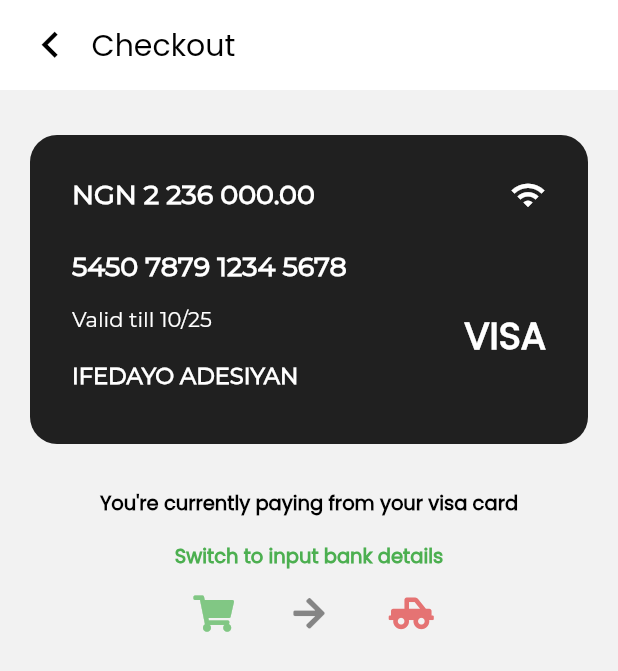
After one commit to theifedayo/BuyStuff-MobileApp, a Flutter app: the CheckOutScreen screen opened directly, on a phone screen of 412 x 824 dp. The commit adds this screen. Shown: the top 671 px of the screen. Run offline on Flutter 3.47's test engine with Material 2 defaults, Android fonts, the phone set to English and light mode, and no system bars; our stand-ins replace flutter_secure_storage, font_awesome_flutter, page_transition, show_up_animation, swipe_cards; missing offline and left inert: dart:ffi; accounts and stored records are empty.

Commit message:
Add checkout screen

```diff
--- a/lib/screens/cart_screen.dart
+++ b/lib/screens/cart_screen.dart
@@ -1,6 +1,8 @@
 import 'package:flutter/material.dart';
 import 'package:buystuff/components/header.dart';
 import 'package:buystuff/components/cart_card.dart';
+import 'package:page_transition/page_transition.dart';
+import 'checkout_screen.dart';
 
 
 
@@ -42,15 +44,26 @@ class _CartScreenState extends State<CartScreen> {
       floatingActionButton: Row(
         mainAxisAlignment: MainAxisAlignment.center,
         children: [
-          FloatingActionButton.extended(
-            label: const Text('NGN 256 000.00', style: TextStyle(
+          GestureDetector(
+            child: FloatingActionButton.extended(
+              label: Row(
+                mainAxisAlignment: MainAxisAlignment.spaceBetween,
+                children: [
+                  const Text('NGN 122 400.00', style: TextStyle(
                     fontSize: 18,
                     color: Colors.white,
                     fontWeight: FontWeight.bold,
                     fontFamily: 'Montserrat',
                   ),),
-            icon: const Icon(Icons.shopping_cart, color: Colors.white, size: 30,),
+                  Icon(Icons.chevron_right, color: Colors.white, size: 40,)
+                ],
+              ),
+              icon: const Icon(Icons.shopping_cart, color: Colors.white, size: 20,),
               backgroundColor: Color(0xFF001F3E),
+            ),
+            onTap: (){
+              Navigator.push(context, PageTransition(type: PageTransitionType.rightToLeft, child: CheckOutScreen()));
+            },
           ),
         ],
       ),
--- /dev/null
+++ b/lib/screens/checkout_screen.dart
@@ -0,0 +1,151 @@
+import 'package:flutter/material.dart';
+import 'package:buystuff/components/header.dart';
+import 'package:font_awesome_flutter/font_awesome_flutter.dart';
+
+
+
+class CheckOutScreen extends StatefulWidget {
+  @override
+  _CheckOutScreenState createState() => _CheckOutScreenState();
+}
+
+class _CheckOutScreenState extends State<CheckOutScreen> {
+  @override
+  Widget build(BuildContext context) {
+    return Scaffold(
+      appBar: AppBar(
+        leadingWidth: 0,
+        title: Row(
+            mainAxisAlignment: MainAxisAlignment.spaceBetween,
+            children: [
+              Padding(
+                padding: const EdgeInsets.only(left: 0.0, right: 10),
+                child: GestureDetector(child: Icon(Icons.chevron_left, color: Colors.black, size: 35,), onTap: (){
+                  Navigator.pop(context);
+                },),
+              ),
+              Text("Checkout", style: TextStyle(
+                fontSize: 20,
+                color: Colors.black,
+                fontWeight: FontWeight.w400,
+                fontFamily: 'Poppins',
+              ),),
+              Spacer(),
+
+            ]
+        ),
+        backgroundColor: Colors.white,
+        toolbarHeight: 60,
+        elevation: 0,
+      ),
+      body: ListView(
+        children: [
+          VisaCard(),
+          Column(
+            children: [
+              Text("You're currently paying from your visa card", style: TextStyle(
+                fontSize: 13,
+                color: Colors.black,
+                fontFamily: 'Poppins',
+                fontWeight: FontWeight.bold
+              ),),
+              SizedBox(height: MediaQuery.of(context).size.height*0.02,),
+              Text("Switch to input bank details", style: TextStyle(
+                  fontSize: 13,
+                  color: Colors.green,
+                  fontFamily: 'Poppins',
+                  fontWeight: FontWeight.bold
+              ),),
+              SizedBox(height: MediaQuery.of(context).size.height*0.02,),
+              Row(
+                mainAxisAlignment: MainAxisAlignment.center,
+                children: [
+                  Icon(FontAwesomeIcons.shoppingCart, color: Colors.green[300],),
+                  SizedBox(width: MediaQuery.of(context).size.width*0.1,),
+                  Icon(FontAwesomeIcons.arrowRight, color: Colors.black45,),
+                  SizedBox(width: MediaQuery.of(context).size.width*0.1,),
+                  Icon(FontAwesomeIcons.truckPickup, color: Colors.red[300],),
+                ],
+              )
+            ],
+          )
+        ],
+      ),
+    );
+  }
+
+  Widget VisaCard(){
+    return Padding(
+      padding: const EdgeInsets.symmetric(horizontal: 20, vertical: 30),
+      child: Container(
+          height: MediaQuery.of(context).size.height*0.25,
+          padding: const EdgeInsets.all(8),
+          child: Padding(
+            padding: const EdgeInsets.only(top: 20, left: 20, right: 20, bottom: 20),
+            child: Column(
+              mainAxisAlignment: MainAxisAlignment.start,
+              children: [
+                Row(
+                  mainAxisAlignment: MainAxisAlignment.spaceBetween,
+                  children: [
+                    Text("NGN 2 236 000.00", style: TextStyle(
+                      fontSize: 18,
+                      color: Colors.white,
+                      fontWeight: FontWeight.bold,
+                      fontFamily: 'Montserrat',
+                    ),),
+                    Icon(Icons.wifi, size: 24, color: Colors.white,)
+                  ],
+                ),
+                SizedBox(height: 25,),
+                Row(
+                  children: [
+                    Text("5450 7879 1234 5678", style: TextStyle(
+                      fontSize: 18,
+                      color: Colors.white,
+                      fontWeight: FontWeight.bold,
+                      fontFamily: 'Montserrat',
+                    ),),
+                  ],
+                ),
+                Row(
+                  children: [
+                    Column(
+                      crossAxisAlignment: CrossAxisAlignment.start,
+                      children: [
+                        SizedBox(height: 15,),
+                        Text("Valid till 10/25", style: TextStyle(
+                          fontSize: 14,
+                          color: Colors.white,
+                          //fontWeight: FontWeight.bold,
+                          fontFamily: 'Montserrat',
+                        ),),
+                        SizedBox(height: 20,),
+                        Text("IFEDAYO ADESIYAN", style: TextStyle(
+                          fontSize: 15,
+                          color: Colors.white,
+                          fontWeight: FontWeight.bold,
+                          fontFamily: 'Montserrat',
+                        ),),
+                      ],
+                    ),
+                    Spacer(),
+                    Text("VISA", style: TextStyle(
+                      fontSize: 25,
+                      color: Colors.white,
+                      fontWeight: FontWeight.bold,
+                      fontFamily: 'Poppins',
+                    ),),
+                  ],
+                ),
+              ],
+            ),
+          ),
+          decoration: BoxDecoration(
+            borderRadius: BorderRadius.circular(18.0),
+            color: Colors.black87,
+          )
+      ),
+    );
+  }
+}
```
Lines whose indentation alone changed are shown as unchanged.
